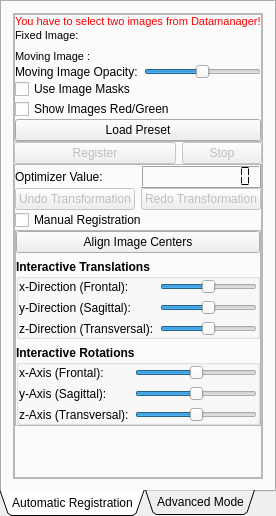
Qt form Modules/Bundles/org.mitk.gui.qt.rigidregistration/src/internal/QmitkRigidRegistrationViewControls.ui (MITK/MITK) before a commit.
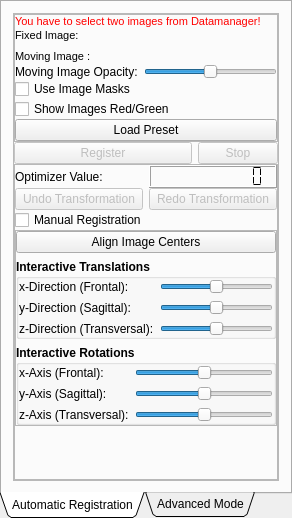
The same form after that commit. Icons and pictures are not drawn. Custom widgets are drawn as their Qt base class.

```diff
--- a/Modules/Bundles/org.mitk.gui.qt.rigidregistration/src/internal/QmitkRigidRegistrationViewControls.ui
+++ b/Modules/Bundles/org.mitk.gui.qt.rigidregistration/src/internal/QmitkRigidRegistrationViewControls.ui
@@ -6,8 +6,8 @@
    <rect>
     <x>0</x>
     <y>0</y>
-    <width>270</width>
-    <height>516</height>
+    <width>292</width>
+    <height>518</height>
    </rect>
   </property>
   <property name="minimumSize">
```
Left out of the diff: 17 changed lines with no effect on the pictures.
